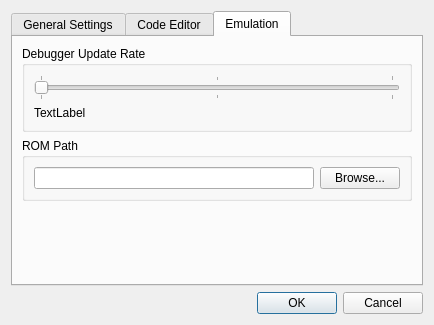
christopherpow/nesicide, file environmentsettingsdialog.ui: the form before one commit.
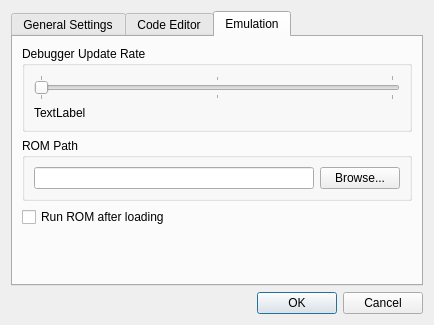
The form after the commit. The open tabs and pages were chosen to show the change. Icons and pictures are not drawn.

Diff of the .ui file:
```diff
--- a/environmentsettingsdialog.ui
+++ b/environmentsettingsdialog.ui
@@ -266,7 +266,7 @@
          </layout>
         </widget>
        </item>
-       <item row="2" column="0">
+       <item row="3" column="0">
         <spacer name="verticalSpacer_3">
          <property name="orientation">
           <enum>Qt::Vertical</enum>
@@ -323,6 +323,13 @@
          </layout>
         </widget>
        </item>
+       <item row="2" column="0">
+        <widget class="QCheckBox" name="runRom">
+         <property name="text">
+          <string>Run ROM after loading</string>
+         </property>
+        </widget>
+       </item>
       </layout>
      </widget>
     </widget>
```
Left out of the diff: 2 changed lines with no effect on the pictures.
